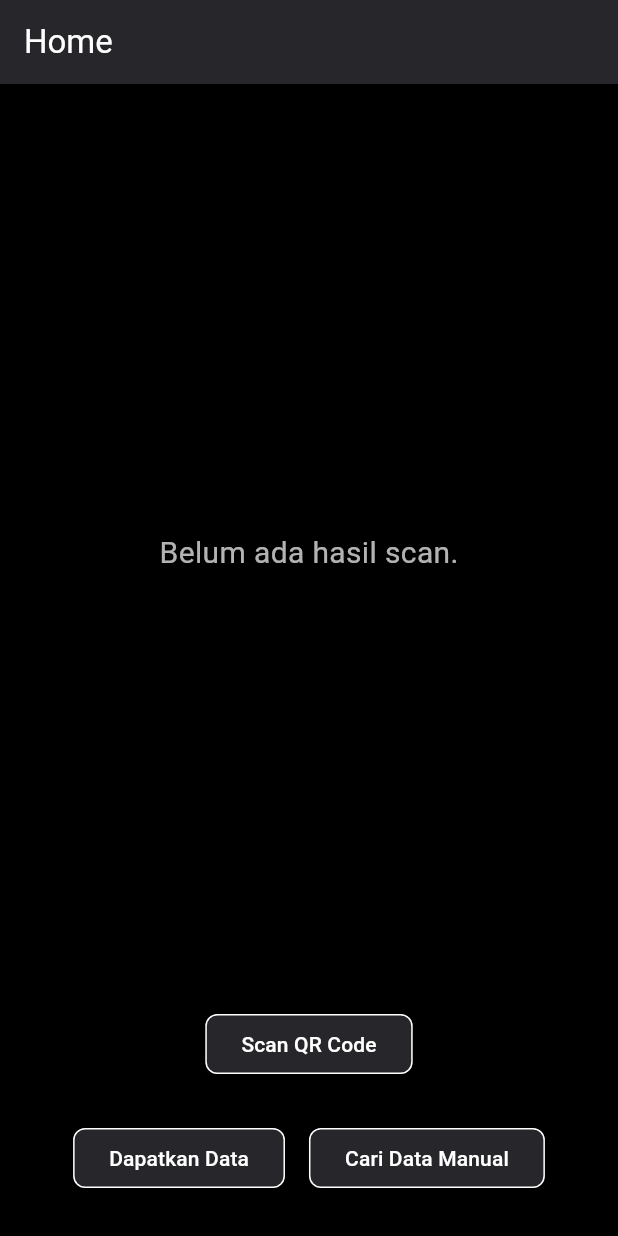
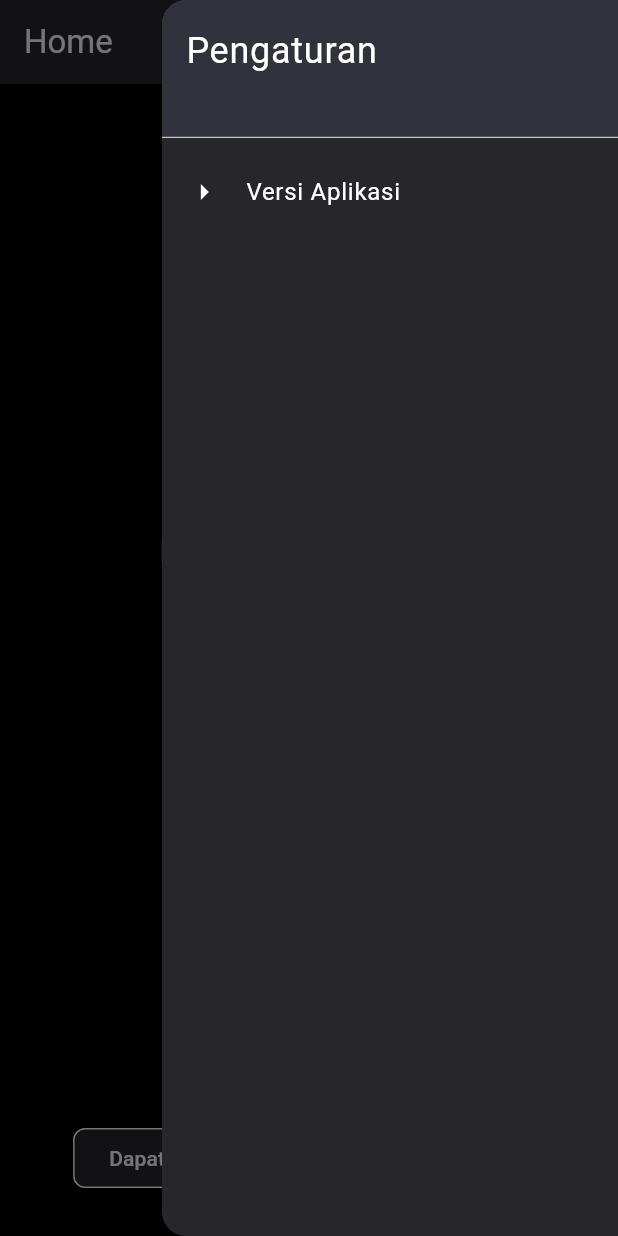
Before and after one commit to YudanMaulana/qr-scanner, a Flutter app: the screen it shows after launch, with the side drawer open (before the commit the screen has no drawer), on a phone screen of 412 x 824 dp. Run offline on Flutter 3.47's test engine with Material 3 defaults, Android fonts, the phone set to English and light mode, and no system bars; our stand-ins replace animated_text_kit, another_flutter_splash_screen, shared_preferences; missing offline and left inert: mobile_scanner.

Commit message:
add icon setting on home page for see app version and other maybe

```diff
--- a/lib/screens/home_screen.dart
+++ b/lib/screens/home_screen.dart
@@ -1,5 +1,5 @@
 import 'package:flutter/material.dart';
-import 'package:flutter/services.dart';
+// import 'package:flutter/services.dart';
 import 'package:shared_preferences/shared_preferences.dart';
 import 'package:url_launcher/url_launcher.dart';
 import 'dart:convert';
@@ -15,6 +15,7 @@ class HomeScreen extends StatefulWidget {
 }
 
 class _HomeScreenState extends State<HomeScreen> {
+  final GlobalKey<ScaffoldState> _scaffoldKey = GlobalKey<ScaffoldState>();
   List<dynamic> _apiData = [];
   String _status = '';
   String _scanResult = '';
@@ -151,11 +152,89 @@ class _HomeScreenState extends State<HomeScreen> {
   @override
   Widget build(BuildContext context) {
     return Scaffold(
+      key: _scaffoldKey,
       appBar: AppBar(
+        iconTheme: const IconThemeData(color: Colors.white),
         backgroundColor: const Color.fromARGB(255, 39, 38, 43),
         title: const Text(
           'Home',
           style: TextStyle(color: Colors.white),
+        ),
+        actions: [
+          IconButton(
+            icon: const Icon(Icons.settings),
+            onPressed: () {
+              _scaffoldKey.currentState?.openEndDrawer();
+            },
+          ),
+        ],
+      ),
+      endDrawer: Drawer(
+        backgroundColor: const Color.fromARGB(255, 39, 38, 43),
+        child: ListView(
+          padding: EdgeInsets.zero,
+          children: [
+            SizedBox(
+              height: 100,
+              child: DrawerHeader(
+                decoration: const BoxDecoration(
+                  color: Color.fromARGB(255, 50, 50, 60),
+                ),
+                child: Column(
+                  crossAxisAlignment: CrossAxisAlignment.start,
+                  children: const [
+                    Text(
+                      'Pengaturan',
+                      style: TextStyle(color: Colors.white, fontSize: 24),
+                    ),
+                  ],
+                ),
+              ),
+            ),
+            ListTile(
+              leading: const Icon(Icons.arrow_right, color: Colors.white),
+              title: const Text('Versi Aplikasi',
+                  style: TextStyle(color: Colors.white)),
+              onTap: () {
+                showDialog(
+                  context: context,
+                  builder: (BuildContext context) {
+                    return AlertDialog(
+                      backgroundColor: Color.fromARGB(255, 50, 50, 60),
+                      title: const Text('Versi Aplikasi',
+                          style: TextStyle(color: Colors.white)),
+                      content: Container(
+                        width: 180,
+                        height: 90,
+                        child: Column(
+                          crossAxisAlignment: CrossAxisAlignment.start,
+                          children: [
+                            const Text(
+                              'Versi saat ini: 0.11',
+                              style: TextStyle(color: Colors.white),
+                            ),
+                            const Text(
+                              'diperbarui tanggal : 03-01-2025',
+                              style: TextStyle(color: Colors.white),
+                            ),
+                          ],
+                        ),
+                      ),
+                      actions: [
+                        TextButton(
+                          onPressed: () {
+                            Navigator.of(context).pop();
+                          },
+                          child: const Text('OK',
+                              style: TextStyle(color: Colors.white)),
+                        ),
+                      ],
+                    );
+                  },
+                );
+              },
+            ),
+          ],
         ),
       ),
       backgroundColor: Colors.black,
--- a/lib/screens/search_page.dart
+++ b/lib/screens/search_page.dart
@@ -48,7 +48,7 @@ class _SearchPageState extends State<SearchPage> {
       _searchQuery = query;
       _filteredData = widget.data
           .where(
-              (item) => item['id'].toLowerCase().contains(query.toLowerCase()))
+              (item) => item['id '].toLowerCase().contains(query.toLowerCase()))
           .toList();
     });
   }
```
